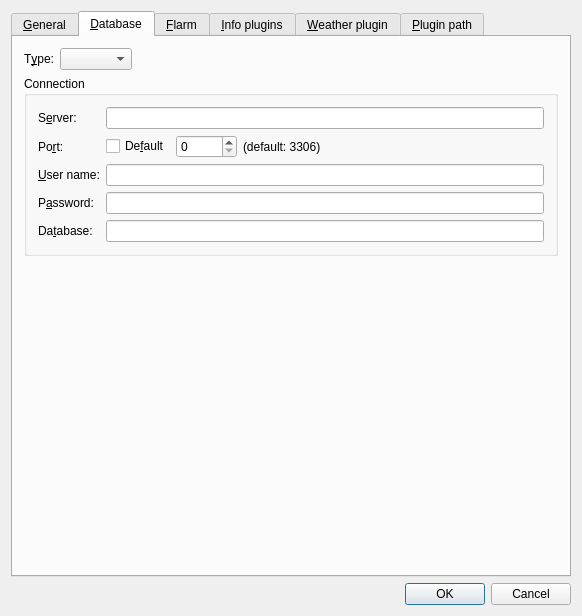
Qt form src/gui/windows/SettingsWindow.ui (Akaflieg/startkladde) before a commit.
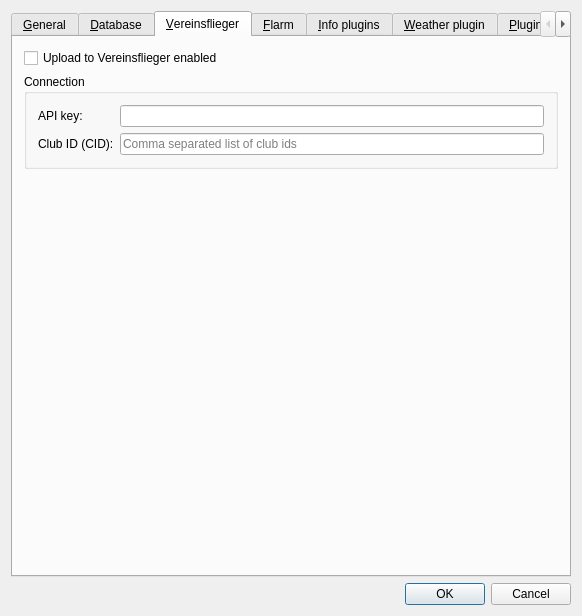
The same form after that commit. Custom widgets are drawn as their Qt base class.

Commit message: vf settings, keyboard icon

```diff
--- a/src/gui/windows/SettingsWindow.ui
+++ b/src/gui/windows/SettingsWindow.ui
@@ -13,14 +13,14 @@
   <property name="windowTitle">
    <string>Settings</string>
   </property>
-  <layout class="QGridLayout" name="gridLayout_4">
-   <item row="2" column="0">
+  <layout class="QVBoxLayout" name="verticalLayout">
+   <item>
     <widget class="QTabWidget" name="tabWidget">
      <property name="tabPosition">
       <enum>QTabWidget::North</enum>
      </property>
      <property name="currentIndex">
-      <number>1</number>
+      <number>2</number>
      </property>
      <property name="documentMode">
       <bool>false</bool>
@@ -481,6 +481,73 @@
        </item>
       </layout>
      </widget>
+     <widget class="QWidget" name="vereinsfliegerTab">
+      <attribute name="title">
+       <string>&amp;Vereinsflieger</string>
+      </attribute>
+      <layout class="QVBoxLayout" name="verticalLayout_3">
+       <item>
+        <widget class="QCheckBox" name="vfUploadEnabled">
+         <property name="text">
+          <string>Upload to Vereinsflieger enabled</string>
+         </property>
+        </widget>
+       </item>
+       <item>
+        <widget class="QGroupBox" name="vfConnectionGroupBox">
+         <property name="title">
+          <string>Connection</string>
+         </property>
+         <layout class="QFormLayout" name="formLayout">
+          <item row="0" column="0">
+           <widget class="QLabel" name="vfApiKeyLabel">
+            <property name="text">
+             <string>API key:</string>
+            </property>
+           </widget>
+          </item>
+          <item row="0" column="1">
+           <widget class="QLineEdit" name="vfApiKeyInput">
+            <property name="toolTip">
+             <string>API key issued by the vereinsflieger developers</string>
+            </property>
+           </widget>
+          </item>
+          <item row="1" column="0">
+           <widget class="QLabel" name="vfCIDLabel">
+            <property name="text">
+             <string>Club ID (CID):</string>
+            </property>
+           </widget>
+          </item>
+          <item row="1" column="1">
+           <widget class="QLineEdit" name="vfCIDInput">
+            <property name="toolTip">
+             <string>Comma separated list of club ids</string>
+            </property>
+            <property name="placeholderText">
+             <string>Comma separated list of club ids</string>
+            </property>
+           </widget>
+          </item>
+         </layout>
+        </widget>
+       </item>
+       <item>
+        <spacer name="verticalSpacer_7">
+         <property name="orientation">
+          <enum>Qt::Vertical</enum>
+         </property>
+         <property name="sizeHint" stdset="0">
+          <size>
+           <width>20</width>
+           <height>40</height>
+          </size>
+         </property>
+        </spacer>
+       </item>
+      </layout>
+     </widget>
      <widget class="QWidget" name="flarmTab">
       <attribute name="title">
        <string>&amp;Flarm</string>
@@ -1596,7 +1663,7 @@
      </widget>
     </widget>
    </item>
-   <item row="3" column="0">
+   <item>
     <widget class="QDialogButtonBox" name="buttonBox">
      <property name="standardButtons">
       <set>QDialogButtonBox::Cancel|QDialogButtonBox::Ok</set>
```
Left out of the diff: 17 changed lines with no effect on the pictures. The commit also changes 13 other files.
